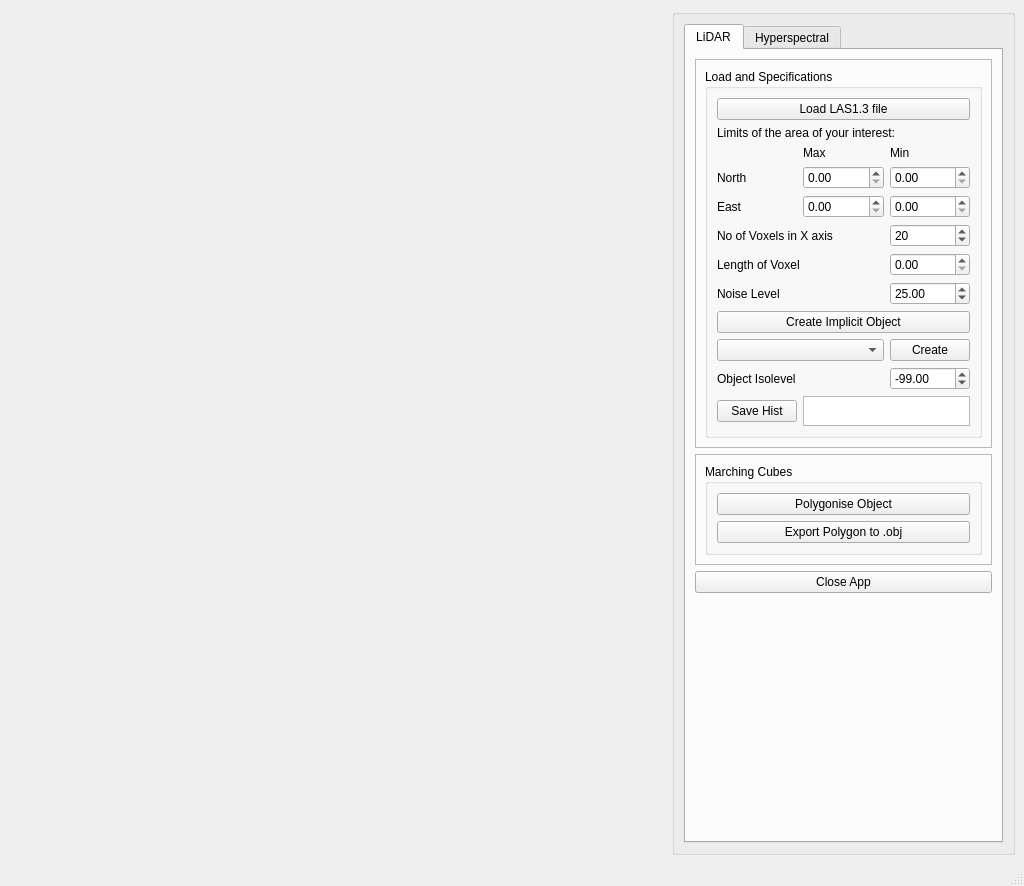
Art-n-MathS/DASOS, file ui/MainWindow.ui: the form before one commit.
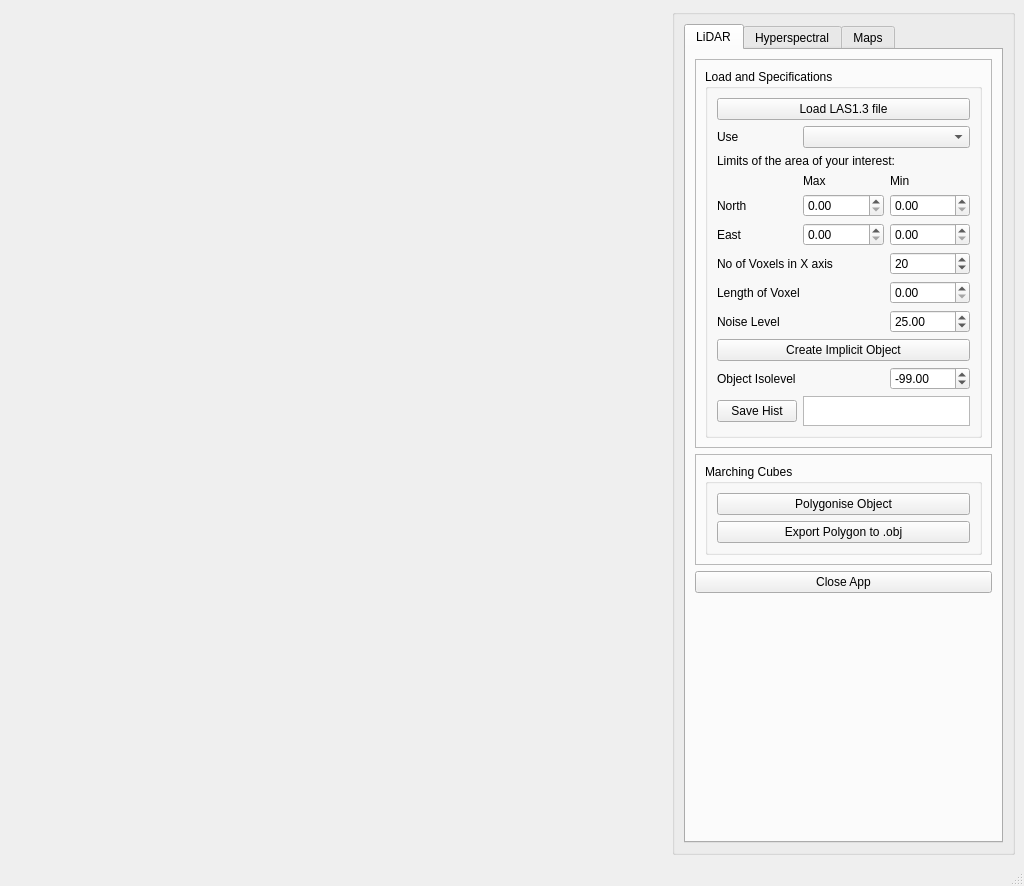
The form after the commit.

Commit message: working discrete data

Patch:
```diff
--- a/ui/MainWindow.ui
+++ b/ui/MainWindow.ui
@@ -114,7 +114,7 @@
                  <string>Load and Specifications</string>
                 </property>
                 <layout class="QGridLayout" name="gridLayout_5">
-                 <item row="7" column="2">
+                 <item row="8" column="2">
                   <widget class="QDoubleSpinBox" name="m_sbNoiseLevel">
                    <property name="maximum">
                     <double>200.000000000000000</double>
@@ -124,31 +124,31 @@
                    </property>
                   </widget>
                  </item>
-                 <item row="2" column="1">
+                 <item row="3" column="1">
                   <widget class="QLabel" name="label_5">
                    <property name="text">
                     <string>Max</string>
                    </property>
                   </widget>
                  </item>
-                 <item row="5" column="0" colspan="2">
+                 <item row="6" column="0" colspan="2">
                   <widget class="QLabel" name="label_7">
                    <property name="text">
                     <string>No of Voxels in X axis</string>
                    </property>
                   </widget>
                  </item>
-                 <item row="3" column="2">
+                 <item row="4" column="2">
                   <widget class="QDoubleSpinBox" name="m_minNorthY"/>
                  </item>
-                 <item row="3" column="0">
+                 <item row="4" column="0">
                   <widget class="QLabel" name="label_3">
                    <property name="text">
                     <string>North</string>
                    </property>
                   </widget>
                  </item>
-                 <item row="1" column="0" colspan="3">
+                 <item row="2" column="0" colspan="3">
                   <widget class="QLabel" name="label_2">
                    <property name="text">
                     <string>Limits of the area of your interest:</string>
@@ -174,17 +174,17 @@
                    </property>
                   </widget>
                  </item>
-                 <item row="6" column="0" colspan="2">
+                 <item row="7" column="0" colspan="2">
                   <widget class="QLabel" name="label">
                    <property name="text">
                     <string>Length of Voxel</string>
                    </property>
                   </widget>
                  </item>
-                 <item row="6" column="2">
+                 <item row="7" column="2">
                   <widget class="QDoubleSpinBox" name="doubleSpinBox"/>
                  </item>
-                 <item row="3" column="1">
+                 <item row="4" column="1">
                   <widget class="QDoubleSpinBox" name="m_maxNorthY"/>
                  </item>
                  <item row="0" column="0" colspan="3">
@@ -194,17 +194,7 @@
                    </property>
                   </widget>
                  </item>
-                 <item row="9" column="2">
-                  <widget class="QPushButton" name="m_pbCreateMap">
-                   <property name="text">
-                    <string>Create</string>
-                   </property>
-                  </widget>
-                 </item>
-                 <item row="9" column="0" colspan="2">
-                  <widget class="QComboBox" name="m_cbMaps"/>
-                 </item>
-                 <item row="2" column="2">
+                 <item row="3" column="2">
                   <widget class="QLabel" name="label_6">
                    <property name="text">
                     <string>Min</string>
@@ -221,17 +211,17 @@
                    </property>
                   </widget>
                  </item>
-                 <item row="8" column="0" colspan="3">
+                 <item row="9" column="0" colspan="3">
                   <widget class="QPushButton" name="m_pbCreate">
                    <property name="text">
                     <string>Create Implicit Object</string>
                    </property>
                   </widget>
                  </item>
-                 <item row="4" column="2">
+                 <item row="5" column="2">
                   <widget class="QDoubleSpinBox" name="m_minEastX"/>
                  </item>
-                 <item row="7" column="0" colspan="2">
+                 <item row="8" column="0" colspan="2">
                   <widget class="QLabel" name="label_9">
                    <property name="text">
                     <string>Noise Level</string>
@@ -245,14 +235,14 @@
                    </property>
                   </widget>
                  </item>
-                 <item row="4" column="0">
+                 <item row="5" column="0">
                   <widget class="QLabel" name="label_4">
                    <property name="text">
                     <string>East</string>
                    </property>
                   </widget>
                  </item>
-                 <item row="5" column="2">
+                 <item row="6" column="2">
                   <widget class="QSpinBox" name="m_sbNoOfVoxelsInX">
                    <property name="minimum">
                     <number>2</number>
@@ -265,7 +255,7 @@
                    </property>
                   </widget>
                  </item>
-                 <item row="4" column="1">
+                 <item row="5" column="1">
                   <widget class="QDoubleSpinBox" name="m_maxEastX"/>
                  </item>
                  <item row="11" column="0">
@@ -275,6 +265,16 @@
                    </property>
                   </widget>
                  </item>
+                 <item row="1" column="0">
+                  <widget class="QLabel" name="label_13">
+                   <property name="text">
+                    <string>Use</string>
+                   </property>
+                  </widget>
+                 </item>
+                 <item row="1" column="1" colspan="2">
+                  <widget class="QComboBox" name="m_cbDataType"/>
+                 </item>
                 </layout>
                 <zorder>m_pbLoadLAS</zorder>
                 <zorder>label_2</zorder>
@@ -423,6 +423,36 @@
            </item>
           </layout>
          </widget>
+         <widget class="QWidget" name="tab_3">
+          <attribute name="title">
+           <string>Maps</string>
+          </attribute>
+          <layout class="QGridLayout" name="gridLayout_9">
+           <item row="0" column="1">
+            <widget class="QPushButton" name="m_pbCreateMap">
+             <property name="text">
+              <string>Create</string>
+             </property>
+            </widget>
+           </item>
+           <item row="0" column="0">
+            <widget class="QComboBox" name="m_cbMaps"/>
+           </item>
+           <item row="1" column="0" colspan="2">
+            <spacer name="verticalSpacer_3">
+             <property name="orientation">
+              <enum>Qt::Vertical</enum>
+             </property>
+             <property name="sizeHint" stdset="0">
+              <size>
+               <width>20</width>
+               <height>40</height>
+              </size>
+             </property>
+            </spacer>
+           </item>
+          </layout>
+         </widget>
         </widget>
        </item>
       </layout>
```
Left out of the diff: 44 changed lines with no effect on the pictures. The commit also changes 48 other files.
